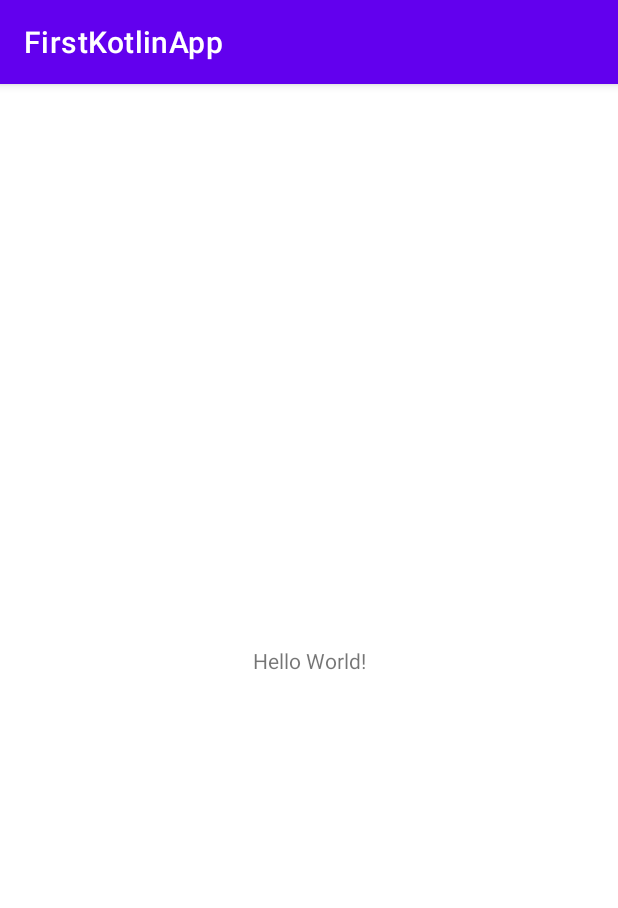
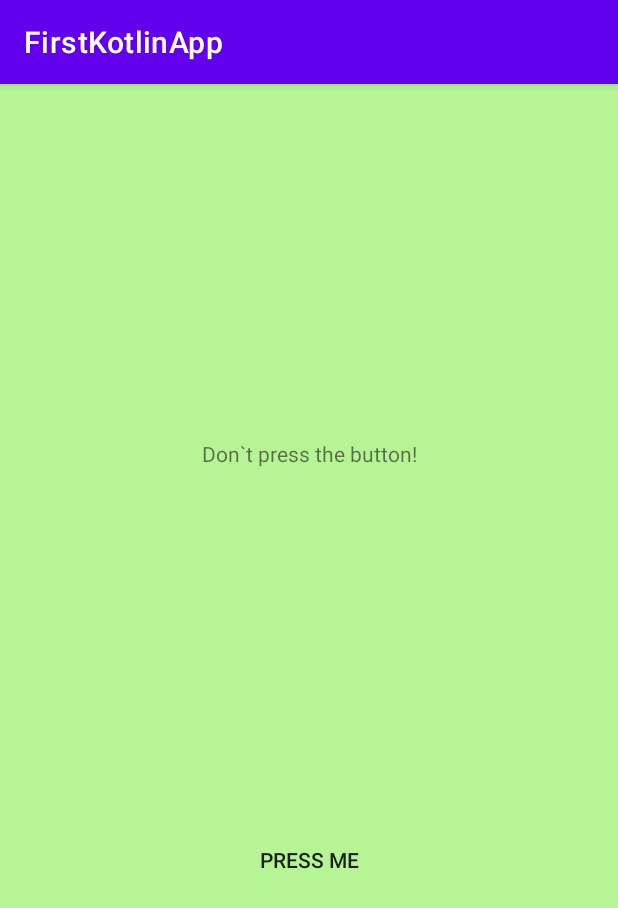
Before and after one commit to CentnerMan/FirstKotlinApp, an Android app: the screen it shows after launch (MainActivity), on a phone screen of 412 x 824 dp. Shown: the top 908 px of the screen. Run offline under Robolectric (Android 15) with nearby library versions, the phone set to English and light mode, and no system bars.

Commit message:
First strings

```diff
--- a/app/src/main/java/ru/vlsv/firstkotlinapp/MainActivity.kt
+++ b/app/src/main/java/ru/vlsv/firstkotlinapp/MainActivity.kt
@@ -1,11 +1,24 @@
 package ru.vlsv.firstkotlinapp
 
+import android.os.Bundle
+import android.widget.Button
+import android.widget.TextView
 import androidx.appcompat.app.AppCompatActivity
-import android.os.Bundle
 
 class MainActivity : AppCompatActivity() {
+
+    private lateinit var mMainTextView: TextView
+
     override fun onCreate(savedInstanceState: Bundle?) {
         super.onCreate(savedInstanceState)
         setContentView(R.layout.activity_main)
+
+        mMainTextView = findViewById(R.id.txt_main)
+
+        var mainBtn = findViewById<Button>(R.id.btn_main)
+
+        mainBtn.setOnClickListener {
+            mMainTextView.setText(getString(R.string.press_main_btn))
+        }
     }
 }
--- a/app/src/main/res/layout/activity_main.xml
+++ b/app/src/main/res/layout/activity_main.xml
@@ -4,15 +4,30 @@
     xmlns:tools="http://schemas.android.com/tools"
     android:layout_width="match_parent"
     android:layout_height="match_parent"
+    android:background="@color/light_green"
     tools:context=".MainActivity">
 
     <TextView
+        android:id="@+id/txt_main"
         android:layout_width="wrap_content"
         android:layout_height="wrap_content"
-        android:text="Hello World!"
-        app:layout_constraintBottom_toBottomOf="parent"
+        android:padding="@dimen/small_padding"
+        android:text="@string/hello_msg"
+        app:layout_constraintBottom_toTopOf="@id/btn_main"
         app:layout_constraintLeft_toLeftOf="parent"
         app:layout_constraintRight_toRightOf="parent"
         app:layout_constraintTop_toTopOf="parent" />
 
+    <androidx.appcompat.widget.AppCompatButton
+        android:id="@+id/btn_main"
+        style="?android:attr/borderlessButtonStyle"
+        android:layout_width="wrap_content"
+        android:layout_height="wrap_content"
+        android:padding="@dimen/small_padding"
+        android:text="@string/btn_main_text"
+        app:layout_constraintBottom_toBottomOf="parent"
+        app:layout_constraintLeft_toLeftOf="parent"
+        app:layout_constraintRight_toRightOf="parent"
+        app:layout_constraintTop_toBottomOf="@id/txt_main" />
+
 </androidx.constraintlayout.widget.ConstraintLayout>
--- a/app/src/main/res/values/colors.xml
+++ b/app/src/main/res/values/colors.xml
@@ -7,4 +7,5 @@
     <color name="teal_700">#FF018786</color>
     <color name="black">#FF000000</color>
     <color name="white">#FFFFFFFF</color>
+    <color name="light_green">#B6F495</color>
 </resources>
--- /dev/null
+++ b/app/src/main/res/values/dimens.xml
@@ -0,0 +1,4 @@
+<?xml version="1.0" encoding="utf-8"?>
+<resources>
+    <dimen name="small_padding">10dp</dimen>
+</resources>
--- a/app/src/main/res/values/strings.xml
+++ b/app/src/main/res/values/strings.xml
@@ -1,3 +1,6 @@
 <resources>
     <string name="app_name">FirstKotlinApp</string>
+    <string name="hello_msg">Don`t press the button!</string>
+    <string name="btn_main_text">Press me</string>
+    <string name="press_main_btn">Why you press me?</string>
 </resources>
```
